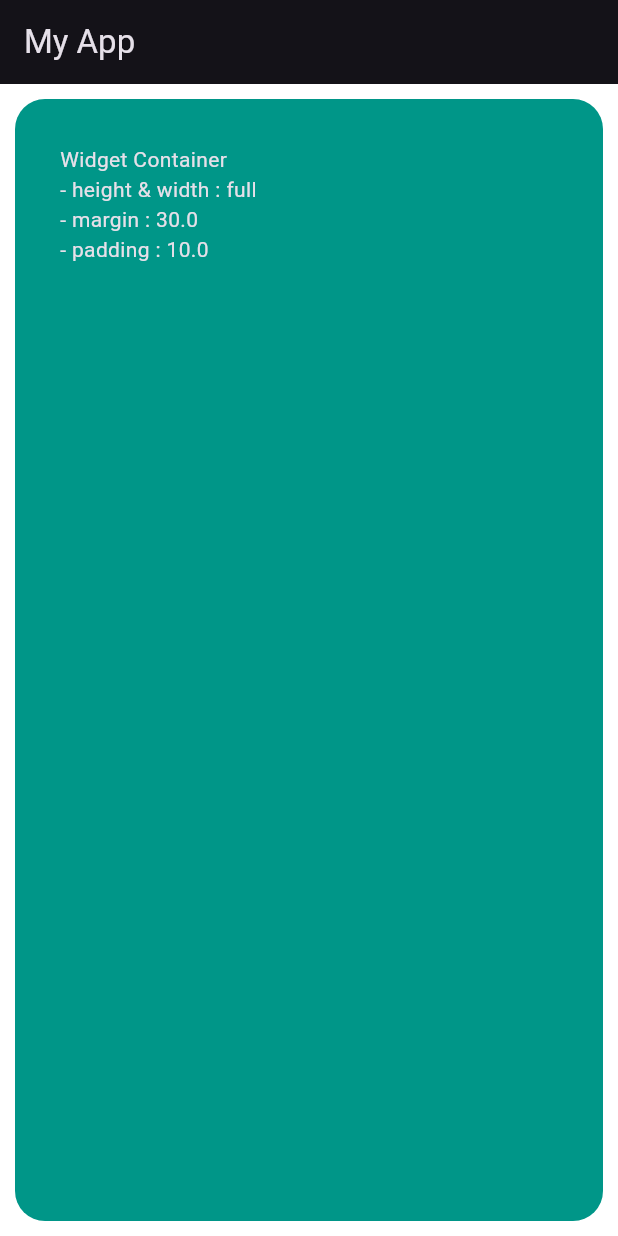
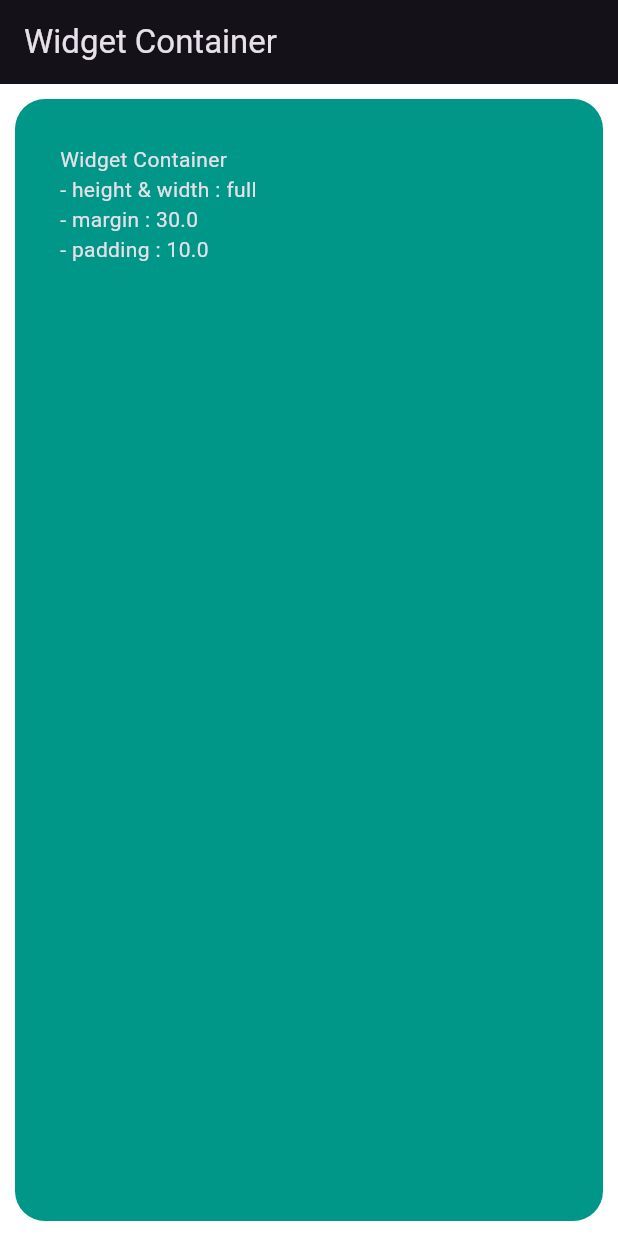
Before and after one commit to manpits/flutter, a Flutter app: the screen it shows after launch, on a phone screen of 412 x 824 dp. Run offline on Flutter 3.47's test engine with Material 3 defaults, Android fonts, the phone set to English and light mode, and no system bars.

Commit message:
-1740874962

```diff
--- a/lib/main.dart
+++ b/lib/main.dart
@@ -21,19 +21,19 @@ class MyApp extends StatelessWidget {
       ),
       home: Scaffold(
         appBar: AppBar(
-          title: const Text('My App'),
+          title: const Text('Widget Container'),
         ),
         body: Center(
           child: Container(
             height: double.infinity,
             width: double.infinity,
-            margin: EdgeInsets.all(10.0),
-            padding: EdgeInsets.all(30.0),
+            margin: const EdgeInsets.all(10.0),
+            padding: const EdgeInsets.all(30.0),
             decoration: BoxDecoration(
               color: Colors.teal,
               borderRadius: BorderRadius.circular(20.0),
             ),
-            child: Text(
+            child: const Text(
                 'Widget Container\n- height & width : full\n- margin : 30.0\n- padding : 10.0'),
           ),
         ),
```
